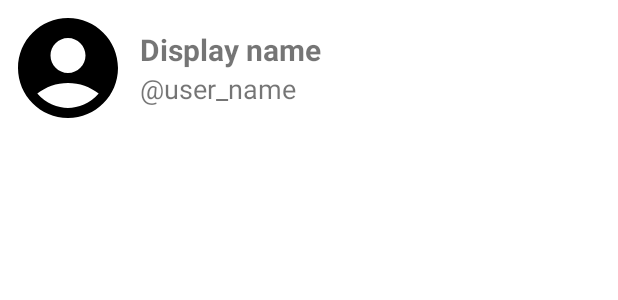
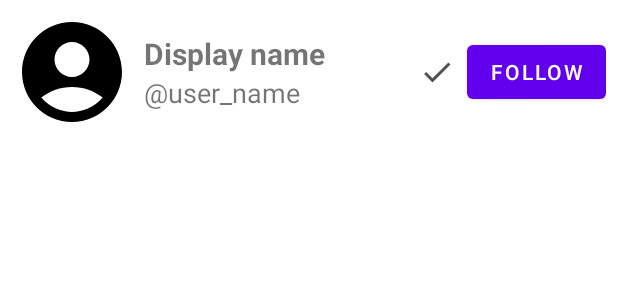
Before and after one commit to zhksh/lazybird, an Android app: the layout user_search_result.xml on its own in the app's theme, with its tools: preview values and no code run, on a phone screen of 412 x 824 dp. Shown: the top 300 px of the screen. Run offline under Robolectric (Android 15) with nearby library versions, the phone set to English and light mode, and no system bars; network calls fail.

```diff
--- /dev/null
+++ b/app/src/main/res/drawable/ic_baseline_check_24.xml
@@ -0,0 +1,5 @@
+<vector android:height="24dp" android:tint="#515151"
+    android:viewportHeight="24" android:viewportWidth="24"
+    android:width="24dp" xmlns:android="http://schemas.android.com/apk/res/android">
+    <path android:fillColor="@android:color/white" android:pathData="M9,16.17L4.83,12l-1.42,1.41L9,19 21,7l-1.41,-1.41z"/>
+</vector>
--- a/app/src/main/res/layout/user_search_result.xml
+++ b/app/src/main/res/layout/user_search_result.xml
@@ -6,7 +6,7 @@
     android:layout_height="wrap_content"
     android:gravity="center"
     android:orientation="horizontal"
-    android:padding="5dp">
+    android:padding="8dp">
 
     <com.google.android.material.imageview.ShapeableImageView
         android:id="@+id/profilePictureView"
@@ -16,9 +16,18 @@
         app:srcCompat="@drawable/ic_baseline_account_circle_24" />
 
     <androidx.constraintlayout.widget.ConstraintLayout
+        android:id="@+id/info_layout"
         android:layout_width="match_parent"
+        android:layout_height="wrap_content">
+
+        <androidx.constraintlayout.widget.ConstraintLayout
+            android:id="@+id/constraintLayout"
+            android:layout_width="0dp"
             android:layout_height="wrap_content"
-        android:layout_marginHorizontal="8dp">
+            android:layout_marginHorizontal="8dp"
+            app:layout_constraintEnd_toStartOf="@+id/follow_elements"
+            app:layout_constraintStart_toStartOf="@+id/info_layout"
+            app:layout_constraintTop_toTopOf="parent">
 
             <TextView
                 android:id="@+id/displayName"
@@ -41,4 +50,48 @@
 
 
         </androidx.constraintlayout.widget.ConstraintLayout>
+
+        <androidx.constraintlayout.widget.ConstraintLayout
+            android:id="@+id/follow_elements"
+            android:layout_width="wrap_content"
+            android:layout_height="wrap_content"
+            app:layout_constraintBottom_toBottomOf="parent"
+            app:layout_constraintEnd_toEndOf="parent"
+            app:layout_constraintTop_toTopOf="parent">
+
+            <ImageView
+                android:id="@+id/follow_check"
+                android:layout_width="wrap_content"
+                android:layout_height="wrap_content"
+                android:layout_marginEnd="8dp"
+                android:src="@drawable/ic_baseline_check_24"
+                app:layout_constraintBottom_toBottomOf="parent"
+                app:layout_constraintEnd_toStartOf="@+id/follow_btn"
+                app:layout_constraintTop_toTopOf="parent">
+
+            </ImageView>
+
+            <com.google.android.material.button.MaterialButton
+                android:id="@+id/follow_btn"
+                android:layout_width="wrap_content"
+                android:layout_height="wrap_content"
+                android:enabled="true"
+                android:text="follow"
+                app:layout_constraintBottom_toBottomOf="parent"
+                app:layout_constraintEnd_toEndOf="parent"
+                app:layout_constraintTop_toTopOf="parent" />
+
+            <ProgressBar
+                android:id="@+id/loading_spinner"
+                android:layout_width="wrap_content"
+                android:layout_height="wrap_content"
+                android:layout_gravity="center"
+                android:visibility="gone"
+                app:layout_constraintBottom_toBottomOf="parent"
+                app:layout_constraintEnd_toEndOf="parent"
+                app:layout_constraintTop_toTopOf="parent" />
+        </androidx.constraintlayout.widget.ConstraintLayout>
+
+
+    </androidx.constraintlayout.widget.ConstraintLayout>
 </LinearLayout>
```
Also changed, not shown: app/src/main/java/com/example/blog_e/ui/search/SearchFragment.kt (+49 -22 lines), app/src/main/java/com/example/blog_e/ui/search/SearchViewModel.kt (+29 -17 lines). Lines whose indentation alone changed are shown as unchanged.
